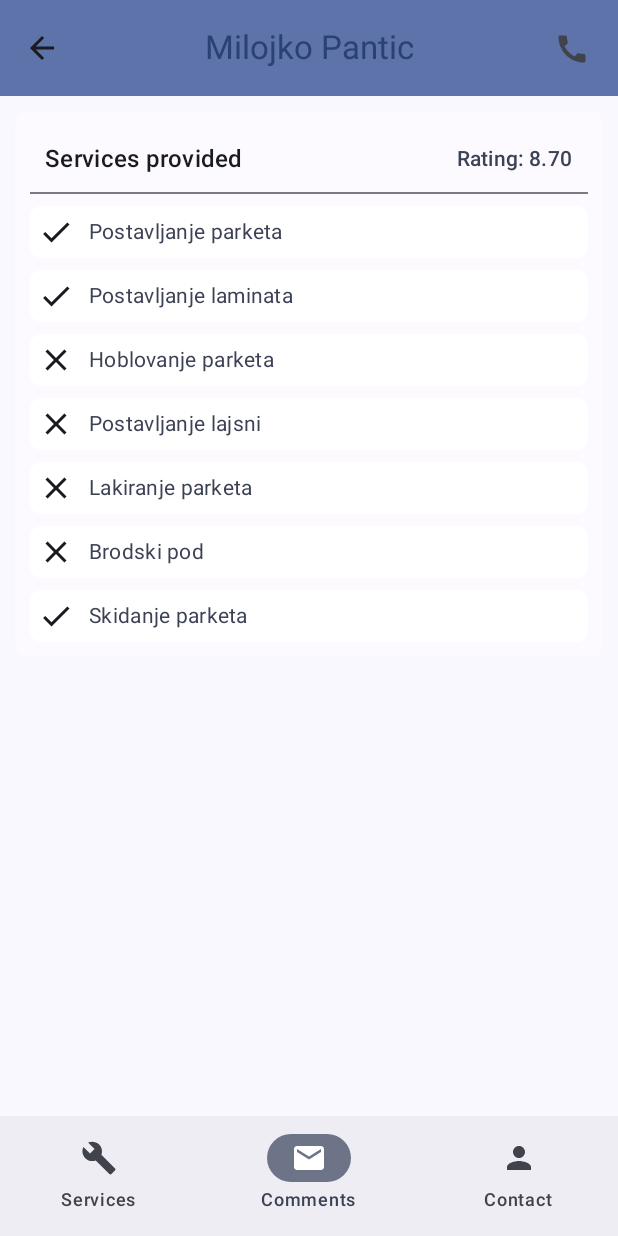
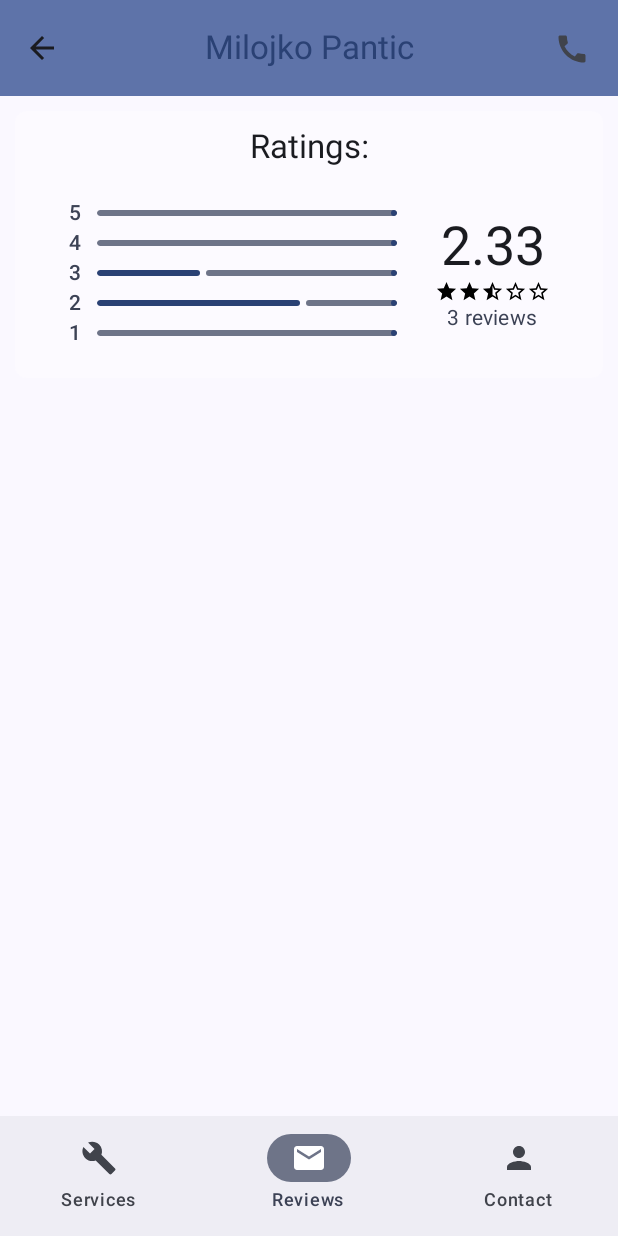
Before and after one commit to nikolakrstic99/Majstor, an Android app built with Jetpack Compose: the screen it shows after launch (MainActivity), item 2 of the bottom bar chosen, on a phone screen of 412 x 824 dp. Run offline under Robolectric (Android 15) with nearby library versions, the phone set to English and light mode, and no system bars.

Commit message:
add reviews screen part 1

```diff
--- /dev/null
+++ b/AndroidApp/app/src/main/java/com/master/app/data/model/Review.kt
@@ -0,0 +1,10 @@
+package com.master.app.data.model
+
+data class Review(
+    val id: Int,
+    val author: String,
+    val repairmanId: Int,
+    val rating: Int,
+    val comment: String,
+    val date: String
+)
--- /dev/null
+++ b/AndroidApp/app/src/main/java/com/master/app/ui/repairment/RepairmanReviews.kt
@@ -0,0 +1,192 @@
+package com.master.app.ui.repairment
+
+import android.annotation.SuppressLint
+import androidx.compose.foundation.Image
+import androidx.compose.foundation.background
+import androidx.compose.foundation.layout.Arrangement
+import androidx.compose.foundation.layout.Column
+import androidx.compose.foundation.layout.Row
+import androidx.compose.foundation.layout.Spacer
+import androidx.compose.foundation.layout.fillMaxHeight
+import androidx.compose.foundation.layout.fillMaxWidth
+import androidx.compose.foundation.layout.height
+import androidx.compose.foundation.layout.padding
+import androidx.compose.foundation.layout.size
+import androidx.compose.foundation.layout.width
+import androidx.compose.material.icons.Icons
+import androidx.compose.material.icons.filled.Add
+import androidx.compose.material.icons.filled.Star
+import androidx.compose.material.icons.outlined.Star
+import androidx.compose.material3.Icon
+import androidx.compose.material3.LinearProgressIndicator
+import androidx.compose.material3.MaterialTheme
+import androidx.compose.material3.Text
+import androidx.compose.runtime.Composable
+import androidx.compose.ui.Alignment
+import androidx.compose.ui.Modifier
+import androidx.compose.ui.draw.clip
+import androidx.compose.ui.graphics.Color
+import androidx.compose.ui.res.painterResource
+import androidx.compose.ui.tooling.preview.Preview
+import androidx.compose.ui.unit.dp
+import com.master.app.R
+import com.master.app.data.model.Review
+import com.master.app.ui.theme.AndroidAppTheme
+import kotlin.math.ceil
+
+@SuppressLint("DefaultLocale")
+@Composable
+fun RepairmanReviews(
+    reviews: List<Review>,
+    modifier: Modifier = Modifier
+) {
+    val ratings = reviews.map { it.rating }
+
+    Column(
+        horizontalAlignment = Alignment.CenterHorizontally,
+        modifier = modifier
+            .fillMaxWidth()
+            .clip(MaterialTheme.shapes.small)
+            .background(MaterialTheme.colorScheme.inverseOnSurface)
+            .padding(10.dp)
+    ) {
+        Text(
+            text = "Ratings:",
+            style = MaterialTheme.typography.titleLarge
+        )
+        Spacer(modifier = Modifier.height(10.dp))
+        Row(
+            verticalAlignment = Alignment.CenterVertically,
+            horizontalArrangement = Arrangement.SpaceBetween
+        ) {
+            RatingsSlider(
+                ratings = ratings,
+                Modifier.height(120.dp)
+            )
+            Spacer(modifier = Modifier.width(25.dp))
+            Column(
+                verticalArrangement = Arrangement.Center,
+                horizontalAlignment = Alignment.CenterHorizontally,
+                modifier = Modifier.height(120.dp)
+            ) {
+                Text(
+                    text = String.format("%.2f", ratings.average()),
+                    style = MaterialTheme.typography.displaySmall
+                )
+                RatingsStar(
+                    averageRating = ratings.average()
+                )
+                Text(
+                    text = "${ratings.size} reviews",
+                    style = MaterialTheme.typography.bodyMedium,
+                    color = MaterialTheme.colorScheme.secondary
+                )
+            }
+        }
+    }
+}
+
+@Composable
+fun RatingsSlider(
+    ratings: List<Int>,
+    modifier: Modifier = Modifier
+) {
+    Column(
+        verticalArrangement = Arrangement.Center,
+        modifier = modifier.fillMaxHeight()
+    ) {
+        for (rating in 5 downTo 1) {
+            Row(
+                verticalAlignment = Alignment.CenterVertically,
+                horizontalArrangement = Arrangement.Start
+            ) {
+                Text(
+                    text = rating.toString(),
+                    style = MaterialTheme.typography.titleSmall,
+                    color = MaterialTheme.colorScheme.secondary
+                )
+                Spacer(
+                    modifier = Modifier.width(10.dp)
+                )
+                LinearProgressIndicator(
+                    progress = ratings.filter { it == rating }.size.toFloat() / ratings.size,
+                    Modifier
+                        .width(200.dp)
+                        .clip(MaterialTheme.shapes.medium)
+                )
+            }
+        }
+    }
+}
+
+@Composable
+fun RatingsStar(
+    averageRating: Double,
+    modifier: Modifier = Modifier
+) {
+    val maxRating = 5
+    val starSize = 15.dp
+
+    Row {
+        // Full stars
+        repeat(averageRating.toInt()) {
+            Icon(
+                imageVector = Icons.Filled.Star,
+                contentDescription = "Full Star",
+                tint = Color.Black,
+                modifier = Modifier.size(starSize)
+            )
+        }
+        // Half star
+        if (averageRating > averageRating.toInt()) {
+            Image(
+                painter = painterResource(id = R.drawable.star_half),
+                contentDescription = "Half star",
+                modifier = Modifier.size(starSize)
+            )
+        }
+        // Empty stars
+        repeat(5 - ceil(averageRating).toInt()) {
+            Image(
+                painter = painterResource(id = R.drawable.empty_star),
+                contentDescription = "Empty star",
+                modifier = Modifier.size(starSize)
+            )
+        }
+    }
+}
+
+@Preview(showBackground = true)
+@Composable
+fun RepairmanCommentsPreview() {
+    AndroidAppTheme {
+        RepairmanReviews(
+            listOf(
+                Review(
+                    1,
+                    "Andrej Jokic",
+                    1,
+                    2,
+                    "Sasvim solidan majstor. Mogao bi malo brze da radi i manje da prica.",
+                    "11.08.2024."
+                ),
+                Review(
+                    2,
+                    "Nikola Krstic",
+                    1,
+                    2,
+                    "Sasvim solidan majstor. Mogao bi malo brze da radi i manje da prica. Sasvim solidan majstor. Mogao bi malo brze da radi i manje da prica. Sasvim solidan majstor. Mogao bi malo brze da radi i manje da prica.",
+                    "08.02.2024."
+                ),
+                Review(
+                    3,
+                    "Sara Kolarevic",
+                    1,
+                    3,
+                    "Volim da pricam Volim da pricamv Volim da pricam Volim da pricam. Volim da pricam Volim da pricamv Volim da pricam Volim da pricam. Volim da pricam Volim da pricamv Volim da pricam Volim da pricam. Volim da pricam Volim da pricamv Volim da pricam Volim da pricam. Volim da pricam Volim da pricamv Volim da pricam Volim da pricam.",
+                    "11.12.2024."
+                )
+            )
+        )
+    }
+}
--- a/AndroidApp/app/src/main/java/com/master/app/ui/repairment/RepairmanScreen.kt
+++ b/AndroidApp/app/src/main/java/com/master/app/ui/repairment/RepairmanScreen.kt
@@ -27,6 +27,7 @@ import androidx.compose.ui.text.style.TextOverflow
 import androidx.compose.ui.tooling.preview.Preview
 import androidx.compose.ui.unit.dp
 import com.master.app.data.model.Repairman
+import com.master.app.data.model.Review
 import com.master.app.ui.component.CallButton
 import com.master.app.ui.theme.AndroidAppTheme
 
@@ -83,12 +84,12 @@ fun RepairmanScreen(
                 )
                 NavigationBarItem(
                     selected = selectedItem == 1,
-                    label = { Text(text = "Comments") },
+                    label = { Text(text = "Reviews") },
                     onClick = { selectedItem = 1 },
                     icon = {
                         Icon(
                             imageVector = Icons.Filled.Email,
-                            contentDescription = "Comments icon"
+                            contentDescription = "Reviews icon"
                         )
                     }
                 )
@@ -107,12 +108,46 @@ fun RepairmanScreen(
         }
     ) {
         Column(
-            modifier = Modifier.padding(it).padding(10.dp)
+            modifier = Modifier
+                .padding(it)
+                .padding(10.dp)
         ) {
-            RepairmanServices(
-                averageRating = 8.7,
-                providedServices = listOf("Postavljanje laminata", "Skidanje parketa", "Postavljanje parketa")
-            )
+            if (selectedItem == 0) {
+                RepairmanServices(
+                    averageRating = 8.7,
+                    providedServices = listOf("Postavljanje laminata", "Skidanje parketa", "Postavljanje parketa")
+                )
+            }
+            if (selectedItem == 1) {
+                RepairmanReviews(
+                    reviews = listOf(
+                        Review(
+                            1,
+                            "Andrej Jokic",
+                            1,
+                            2,
+                            "Sasvim solidan majstor. Mogao bi malo brze da radi i manje da prica.",
+                            "11.08.2024."
+                        ),
+                        Review(
+                            2,
+                            "Nikola Krstic",
+                            1,
+                            2,
+                            "Sasvim solidan majstor. Mogao bi malo brze da radi i manje da prica. Sasvim solidan majstor. Mogao bi malo brze da radi i manje da prica. Sasvim solidan majstor. Mogao bi malo brze da radi i manje da prica.",
+                            "08.02.2024."
+                        ),
+                        Review(
+                            3,
+                            "Sara Kolarevic",
+                            1,
+                            3,
+                            "Volim da pricam Volim da pricamv Volim da pricam Volim da pricam. Volim da pricam Volim da pricamv Volim da pricam Volim da pricam. Volim da pricam Volim da pricamv Volim da pricam Volim da pricam. Volim da pricam Volim da pricamv Volim da pricam Volim da pricam. Volim da pricam Volim da pricamv Volim da pricam Volim da pricam.",
+                            "11.12.2024."
+                        )
+                    )
+                )
+            }
         }
     }
 }
--- a/AndroidApp/app/src/main/java/com/master/app/ui/repairment/RepairmanServices.kt
+++ b/AndroidApp/app/src/main/java/com/master/app/ui/repairment/RepairmanServices.kt
@@ -13,8 +13,7 @@ import androidx.compose.foundation.layout.width
 import androidx.compose.foundation.lazy.LazyColumn
 import androidx.compose.foundation.lazy.items
 import androidx.compose.material.icons.Icons
-import androidx.compose.material.icons.filled.Check
-import androidx.compose.material.icons.filled.Clear
+import androidx.compose.material.icons.filled.CheckCircle
 import androidx.compose.material3.Divider
 import androidx.compose.material3.Icon
 import androidx.compose.material3.MaterialTheme
@@ -34,10 +33,6 @@ fun RepairmanServices(
     providedServices: List<String>,
     modifier: Modifier = Modifier
 ) {
-    val allServices = listOf(
-        "Postavljanje parketa", "Postavljanje laminata", "Hoblovanje parketa",
-        "Postavljanje lajsni", "Lakiranje parketa", "Brodski pod", "Skidanje parketa")
-
     Column(
         modifier = Modifier
             .fillMaxWidth()
@@ -64,21 +59,20 @@ fun RepairmanServices(
         }
         Divider()
         LazyColumn {
-           items(allServices) { service ->
+           items(providedServices) { service ->
                Spacer(modifier = Modifier.height(8.dp))
                ServiceCard(
-                   service = service,
-                   isProvided = service in providedServices
+                   service = service
                )
            }
         }
+        Spacer(modifier = Modifier.height(8.dp))
     }
 }
 
 @Composable
 fun ServiceCard(
     service: String,
-    isProvided: Boolean,
     modifier: Modifier = Modifier
 ) {
     Row(
@@ -91,7 +85,7 @@ fun ServiceCard(
             .padding(5.dp)
     ) {
         Icon(
-            imageVector = if (isProvided) Icons.Filled.Check else Icons.Filled.Clear,
+            imageVector = Icons.Filled.CheckCircle,
             contentDescription = "Service provided icon"
         )
         Spacer(modifier = Modifier.width(10.dp))
--- /dev/null
+++ b/AndroidApp/app/src/main/res/drawable/empty_star.xml
@@ -0,0 +1,5 @@
+<vector xmlns:android="http://schemas.android.com/apk/res/android" android:height="15dp" android:tint="#000000" android:viewportHeight="24" android:viewportWidth="24" android:width="15dp">
+
+    <path android:fillColor="@android:color/white" android:pathData="M22,9.24l-7.19,-0.62L12,2 9.19,8.63 2,9.24l5.46,4.73L5.82,21 12,17.27 18.18,21l-1.63,-7.03L22,9.24zM12,15.4l-3.76,2.27 1,-4.28 -3.32,-2.88 4.38,-0.38L12,6.1l1.71,4.04 4.38,0.38 -3.32,2.88 1,4.28L12,15.4z"/>
+
+</vector>
--- /dev/null
+++ b/AndroidApp/app/src/main/res/drawable/star_half.xml
@@ -0,0 +1,5 @@
+<vector xmlns:android="http://schemas.android.com/apk/res/android" android:autoMirrored="true" android:height="15dp" android:tint="#000000" android:viewportHeight="24" android:viewportWidth="24" android:width="15dp">
+
+    <path android:fillColor="@android:color/white" android:pathData="M22,9.24l-7.19,-0.62L12,2L9.19,8.63L2,9.24l5.46,4.73L5.82,21L12,17.27L18.18,21l-1.63,-7.03L22,9.24zM12,15.4V6.1l1.71,4.04l4.38,0.38l-3.32,2.88l1,4.28L12,15.4z"/>
+
+</vector>
```
